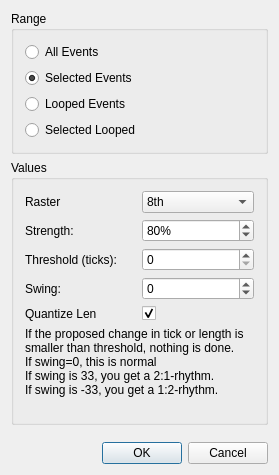
This is muse2/muse/widgets/function_dialogs/quantbase.ui in emrum/muse as Qt 5 draws it before an edit. The edited form follows.
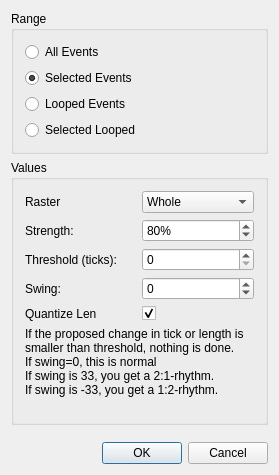
This is the edited form.

Diff of the .ui file:
```diff
--- a/muse2/muse/widgets/function_dialogs/quantbase.ui
+++ b/muse2/muse/widgets/function_dialogs/quantbase.ui
@@ -157,7 +157,7 @@
          <bool>false</bool>
         </property>
         <property name="currentIndex">
-         <number>3</number>
+         <number>0</number>
         </property>
         <property name="frame">
          <bool>true</bool>
```
Left out of the diff: 22 changed lines with no effect on the pictures.
